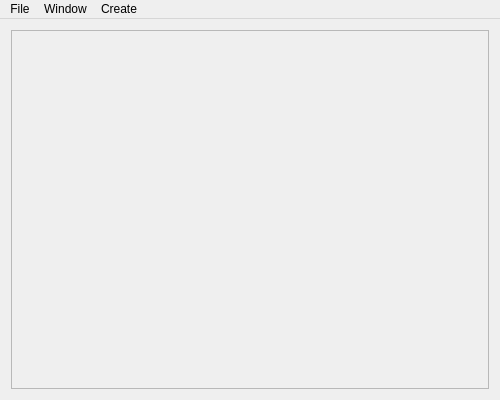
FRIBDAQ/SpecTcl, file src/mainwindow.ui: the form before one commit.
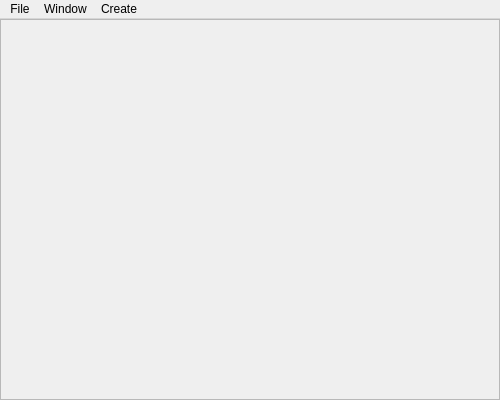
The form after the commit.

Diff of the .ui file:
```diff
--- a/src/mainwindow.ui
+++ b/src/mainwindow.ui
@@ -18,6 +18,12 @@
   </property>
   <widget class="QWidget" name="centralWidget">
    <layout class="QVBoxLayout" name="verticalLayout">
+    <property name="spacing">
+     <number>0</number>
+    </property>
+    <property name="margin">
+     <number>0</number>
+    </property>
     <item>
      <widget class="QFrame" name="frame">
       <property name="minimumSize">
@@ -36,6 +42,9 @@
        <property name="margin">
         <number>0</number>
        </property>
+       <property name="spacing">
+        <number>0</number>
+       </property>
        <item row="0" column="0">
         <layout class="QGridLayout" name="gridLayout"/>
        </item>
```
Left out of the diff: 6 changed lines with no effect on the pictures.
